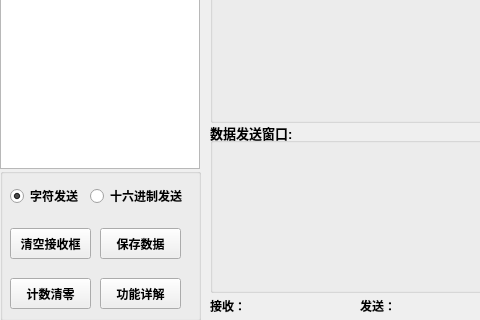
The window that mainwindow.ui (suzhuorui/QtHelper) describes before a commit, drawn with Qt 5; both pictures show x 0 to 480 and y 222 to 542 of the 831 by 542 pixel window.
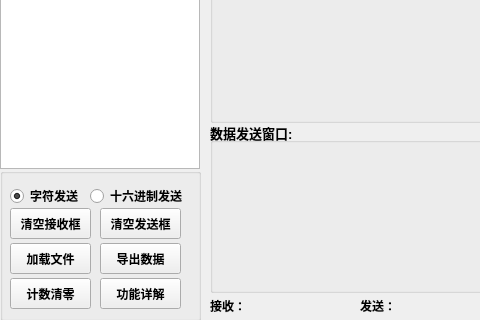
The same window after the commit.

Patch:
```diff
--- a/mainwindow.ui
+++ b/mainwindow.ui
@@ -779,7 +779,7 @@
      <property name="geometry">
       <rect>
        <x>10</x>
-       <y>60</y>
+       <y>40</y>
        <width>81</width>
        <height>31</height>
       </rect>
@@ -792,13 +792,13 @@
      <property name="geometry">
       <rect>
        <x>100</x>
-       <y>60</y>
+       <y>75</y>
        <width>81</width>
        <height>31</height>
       </rect>
      </property>
      <property name="text">
-      <string>保存数据</string>
+      <string>导出数据</string>
      </property>
     </widget>
     <widget class="QPushButton" name="pushButton_RestartNum">
@@ -839,6 +839,32 @@
       <string>功能详解</string>
      </property>
     </widget>
+    <widget class="QPushButton" name="pushButton_clearSend">
+     <property name="geometry">
+      <rect>
+       <x>100</x>
+       <y>40</y>
+       <width>81</width>
+       <height>31</height>
+      </rect>
+     </property>
+     <property name="text">
+      <string>清空发送框</string>
+     </property>
+    </widget>
+    <widget class="QPushButton" name="pushButton_loadFile">
+     <property name="geometry">
+      <rect>
+       <x>10</x>
+       <y>75</y>
+       <width>81</width>
+       <height>31</height>
+      </rect>
+     </property>
+     <property name="text">
+      <string>加载文件</string>
+     </property>
+    </widget>
    </widget>
    <zorder>label_5</zorder>
    <zorder>treeView</zorder>
```
